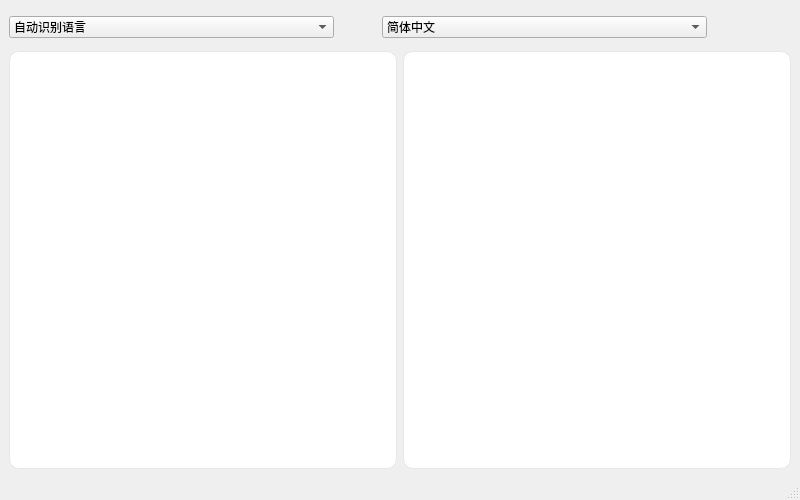
Qt form ui/mainwindow.ui (CoffeeManHaidian/translator) before a commit.
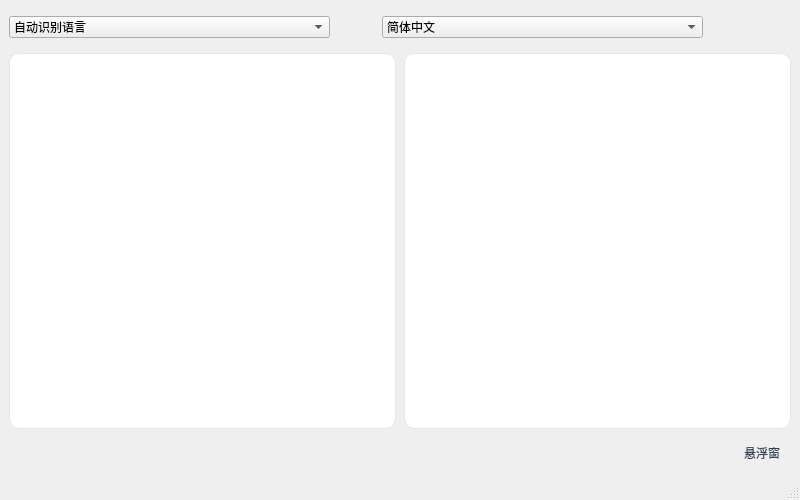
The same form after that commit. Icons and pictures are not drawn.

Commit message: feat: add background tray and floating window entry points

```diff
--- a/ui/mainwindow.ui
+++ b/ui/mainwindow.ui
@@ -26,7 +26,10 @@
    <string/>
   </property>
   <widget class="QWidget" name="centralwidget">
-   <layout class="QVBoxLayout" name="verticalLayout" stretch="0,2">
+   <layout class="QVBoxLayout" name="verticalLayout" stretch="0,2,0">
+    <property name="spacing">
+     <number>8</number>
+    </property>
     <item>
      <layout class="QHBoxLayout" name="horizontalLayout_3" stretch="1,0,1,0,0">
       <item>
@@ -351,6 +354,73 @@
       </item>
      </layout>
     </item>
+    <item>
+     <layout class="QHBoxLayout" name="bottom_actions_layout" stretch="1,0">
+      <property name="spacing">
+       <number>8</number>
+      </property>
+      <item>
+       <spacer name="bottom_actions_spacer">
+        <property name="orientation">
+         <enum>Qt::Orientation::Horizontal</enum>
+        </property>
+        <property name="sizeHint" stdset="0">
+         <size><width>0</width><height>0</height></size>
+        </property>
+       </spacer>
+      </item>
+      <item>
+       <widget class="QPushButton" name="open_floating_window_push_button">
+        <property name="minimumSize">
+         <size><width>0</width><height>32</height></size>
+        </property>
+        <property name="maximumSize">
+         <size><width>16777215</width><height>32</height></size>
+        </property>
+        <property name="toolTip">
+         <string>打开悬浮窗</string>
+        </property>
+        <property name="accessibleName">
+         <string>打开悬浮窗</string>
+        </property>
+        <property name="styleSheet">
+         <string notr="true">QPushButton#open_floating_window_push_button {
+    padding: 0 10px;
+    color: #334155;
+    background-color: transparent;
+    border: 1px solid transparent;
+    border-radius: 8px;
+}
+
+QPushButton#open_floating_window_push_button:hover {
+    background-color: #F1F5F9;
+}
+
+QPushButton#open_floating_window_push_button:pressed {
+    background-color: #E2E8F0;
+}
+
+QPushButton#open_floating_window_push_button:focus {
+    border-color: #2563EB;
+}</string>
+        </property>
+        <property name="text">
+         <string>悬浮窗</string>
+        </property>
+        <property name="icon">
+         <iconset resource="../resource.qrc">
+          <normaloff>:/floating/icons/square-square.svg</normaloff>:/floating/icons/square-square.svg</iconset>
+        </property>
+        <property name="iconSize">
+         <size><width>18</width><height>18</height></size>
+        </property>
+        <property name="autoDefault">
+         <bool>false</bool>
+        </property>
+       </widget>
+      </item>
+     </layout>
+    </item>
    </layout>
   </widget>
   <widget class="QMenuBar" name="menubar">
```
The commit also changes 12 other files.
